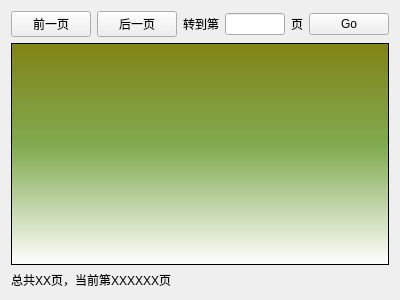
gethope5/wireDetectClient, file multtablefrm.ui: the form before one commit.
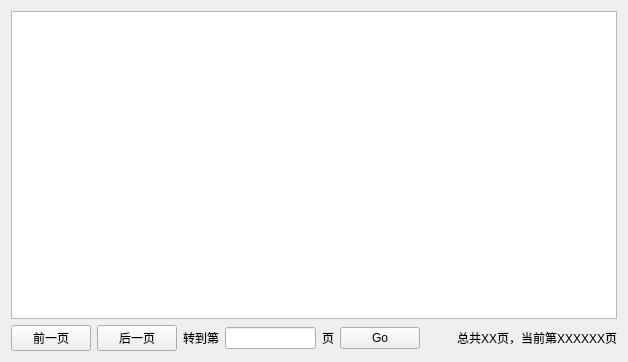
The form after the commit.

Patch:
```diff
--- a/multtablefrm.ui
+++ b/multtablefrm.ui
@@ -6,8 +6,8 @@
    <rect>
     <x>0</x>
     <y>0</y>
-    <width>400</width>
-    <height>300</height>
+    <width>628</width>
+    <height>362</height>
    </rect>
   </property>
   <property name="windowTitle">
@@ -15,6 +15,22 @@
   </property>
   <layout class="QGridLayout" name="gridLayout">
    <item row="0" column="0">
+    <widget class="QTableView" name="tbTableInfo">
+     <property name="minimumSize">
+      <size>
+       <width>0</width>
+       <height>0</height>
+      </size>
+     </property>
+     <property name="styleSheet">
+      <string notr="true"/>
+     </property>
+     <property name="sortingEnabled">
+      <bool>true</bool>
+     </property>
+    </widget>
+   </item>
+   <item row="1" column="0">
     <layout class="QHBoxLayout" name="horizontalLayout">
      <item>
       <widget class="QPushButton" name="pushButton">
@@ -38,7 +54,14 @@
       </widget>
      </item>
      <item>
-      <widget class="QLineEdit" name="lineEdit"/>
+      <widget class="QLineEdit" name="lneJump">
+       <property name="maximumSize">
+        <size>
+         <width>100</width>
+         <height>16777215</height>
+        </size>
+       </property>
+      </widget>
      </item>
      <item>
       <widget class="QLabel" name="label_3">
@@ -67,32 +90,15 @@
        </property>
       </spacer>
      </item>
+     <item>
+      <widget class="QLabel" name="label">
+       <property name="text">
+        <string>总共XX页，当前第XXXXXX页</string>
+       </property>
+      </widget>
+     </item>
     </layout>
    </item>
-   <item row="1" column="0">
-    <widget class="QTableView" name="tbTableInfo">
-     <property name="minimumSize">
-      <size>
-       <width>0</width>
-       <height>0</height>
-      </size>
-     </property>
-     <property name="styleSheet">
-      <string notr="true">font: 75 12pt &quot;楷体&quot;;
-background-color: qlineargradient(spread:pad, x1:0, y1:0, x2:0, y2:1, stop:0 rgba(129, 131, 21, 255), stop:0.463277 rgba(129, 170, 80, 255), stop:1 rgba(255, 255, 255, 255));</string>
-     </property>
-     <property name="sortingEnabled">
-      <bool>true</bool>
-     </property>
-    </widget>
-   </item>
-   <item row="2" column="0">
-    <widget class="QLabel" name="label">
-     <property name="text">
-      <string>总共XX页，当前第XXXXXX页</string>
-     </property>
-    </widget>
-   </item>
   </layout>
  </widget>
  <resources/>
```
Left out of the diff: 4 changed lines with no effect on the pictures.
